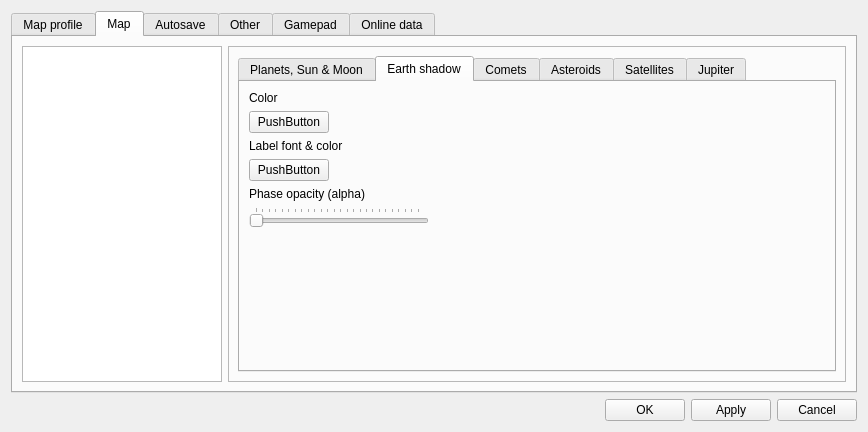
Qt form csetting.ui (PavelMr/skytechx) before a commit.
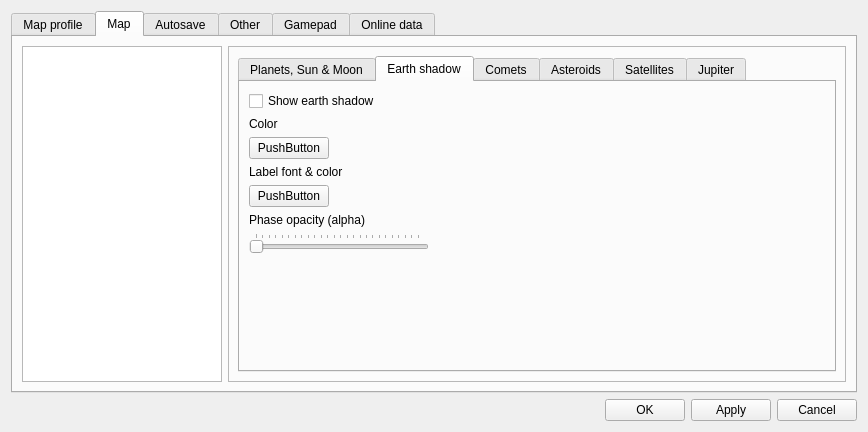
The same form after that commit. The open tabs and pages were chosen to show the change. Custom widgets are drawn as their Qt base class.

Diff of the .ui file:
```diff
--- a/csetting.ui
+++ b/csetting.ui
@@ -2087,42 +2087,42 @@
                 <layout class="QVBoxLayout" name="verticalLayout_43">
                  <item>
                   <layout class="QFormLayout" name="formLayout_10">
-                   <item row="0" column="0">
+                   <item row="1" column="0">
                     <widget class="QLabel" name="label_53">
                      <property name="text">
                       <string>Color</string>
                      </property>
                     </widget>
                    </item>
-                   <item row="1" column="0">
+                   <item row="2" column="0">
                     <widget class="CPushColorButton" name="pushButton_41">
                      <property name="text">
                       <string>PushButton</string>
                      </property>
                     </widget>
                    </item>
-                   <item row="2" column="0">
+                   <item row="3" column="0">
                     <widget class="QLabel" name="label_55">
                      <property name="text">
                       <string>Label font &amp; color</string>
                      </property>
                     </widget>
                    </item>
-                   <item row="3" column="0">
+                   <item row="4" column="0">
                     <widget class="CFontColorButton" name="pushButton_42">
                      <property name="text">
                       <string>PushButton</string>
                      </property>
                     </widget>
                    </item>
-                   <item row="4" column="0">
+                   <item row="5" column="0">
                     <widget class="QLabel" name="label_54">
                      <property name="text">
                       <string>Phase opacity (alpha)</string>
                      </property>
                     </widget>
                    </item>
-                   <item row="5" column="0">
+                   <item row="6" column="0">
                     <widget class="QSlider" name="horizontalSlider_15">
                      <property name="sizePolicy">
                       <sizepolicy hsizetype="Fixed" vsizetype="Fixed">
@@ -2147,6 +2147,13 @@
                      </property>
                     </widget>
                    </item>
+                   <item row="0" column="0">
+                    <widget class="QCheckBox" name="checkBox_17">
+                     <property name="text">
+                      <string>Show earth shadow</string>
+                     </property>
+                    </widget>
+                   </item>
                   </layout>
                  </item>
                 </layout>
```
Left out of the diff: 2 changed lines with no effect on the pictures.
